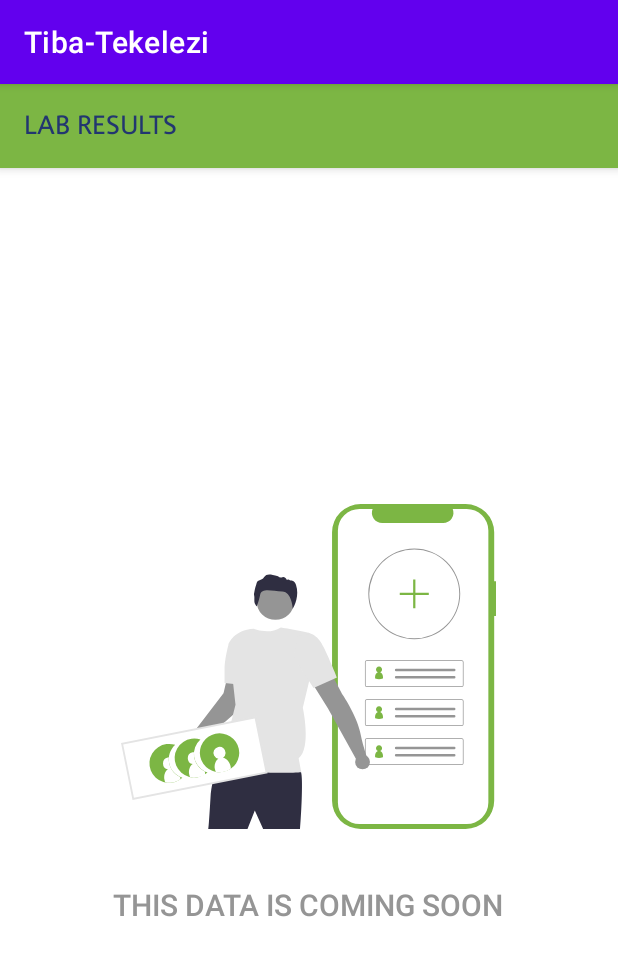
After one commit to Ashisoma/covid-app, an Android app: the LabActivity screen opened directly, with no data from a screen before it, on a phone screen of 412 x 824 dp. The commit adds this screen. Shown: the top 956 px of the screen. Run offline under Robolectric (Android 15) with nearby library versions, the phone set to English and light mode, and no system bars; our stand-ins replace Room's generated code; network calls fail; 5 statements that could not run were skipped.

Commit message:
added screens and one bug

```diff
--- a/app/src/main/AndroidManifest.xml
+++ b/app/src/main/AndroidManifest.xml
@@ -19,6 +19,12 @@
         android:supportsRtl="true"
         android:theme="@style/Theme.CovidApp"
         tools:replace="android:icon">
+        <activity
+            android:name=".activity.LabActivity"
+            android:exported="false" />
+        <activity
+            android:name=".activity.RadiologyResultsActivity"
+            android:exported="false" />
         <activity
             android:name=".activity.LinkageActivity"
             android:screenOrientation="portrait"
--- /dev/null
+++ b/app/src/main/java/org/chskenya/covidapp/activity/LabActivity.java
@@ -0,0 +1,70 @@
+package org.chskenya.covidapp.activity;
+
+import androidx.appcompat.app.AppCompatActivity;
+import androidx.appcompat.widget.Toolbar;
+
+import android.content.Intent;
+import android.content.SharedPreferences;
+import android.os.Bundle;
+import android.util.Log;
+
+import org.chskenya.covidapp.R;
+import org.chskenya.covidapp.model.Patient;
+import org.chskenya.covidapp.model.User;
+import org.chskenya.covidapp.offlineRoom.PatientDB;
+import org.chskenya.covidapp.util.SessionManager;
+
+import java.util.List;
+
+public class LabActivity extends AppCompatActivity {
+
+    private final String TAG = this.getClass().getSimpleName();
+    private Toolbar toolbar;
+    private User user;
+    private Patient inpatient;
+    private PatientDB patientDB;
+
+    SharedPreferences pref;
+    SharedPreferences.Editor editor;
+    @Override
+    protected void onCreate(Bundle savedInstanceState) {
+        super.onCreate(savedInstanceState);
+        setContentView(R.layout.activity_lab);
+        initViews();
+
+        user = SessionManager.INSTANCE.getUser();
+        if (user == null) {
+            editor.putString("token", "");
+            editor.commit();
+            SessionManager.INSTANCE.setUser(null);
+            startActivity(new Intent(LabActivity.this, LoginActivity.class));
+            finish();
+        }
+
+        List<Patient> savedPatients = patientDB.getPatientListDAO().getAllPatients();
+        Log.d(TAG, "onCreate: Patients: " + savedPatients);
+        for (int i = 0; i < savedPatients.size(); i++) {
+            Patient patient = savedPatients.get(i);
+            if (patient.getActive() == 1) {
+                inpatient = patient;
+                Log.d(TAG, "onCreate: inpatient" + inpatient);
+            }
+        }
+
+        toolbar.setTitle(inpatient.getFirstName() + " " + inpatient.getSecondName() + " " + inpatient.getSurname());
+        setSupportActionBar(toolbar);
+
+    }
+
+
+    private void initViews() {
+        patientDB = PatientDB.getInstance(LabActivity.this);
+        toolbar = findViewById(R.id.toolbar);
+    }
+
+    @Override
+    public boolean onSupportNavigateUp() {
+        onBackPressed();
+        return true;
+    }
+}
--- a/app/src/main/java/org/chskenya/covidapp/activity/PatientHomePageActivity.java
+++ b/app/src/main/java/org/chskenya/covidapp/activity/PatientHomePageActivity.java
@@ -26,7 +26,7 @@ public class PatientHomePageActivity extends AppCompatActivity {
 
     private RelativeLayout covidManagementBtn, triageBtn, screeningBtn, contactTracingBtn, labbtn,
             radiologyBtn, patientManagementBtn, linkageBtn;
-    private LinearLayout patientHistoryBtn;
+    private LinearLayout patientHistoryBtn, radiologyResultsBtn, labResultBtn;
     private TextView inpatientName, closePatientSession;
 
     private Patient inpatient;
@@ -91,6 +91,8 @@ public class PatientHomePageActivity extends AppCompatActivity {
 //        linkageBtn.setOnClickListener(v -> startActivity(new Intent(PatientHomePageActivity.this, LinkageActivity.class)));
 
         patientHistoryBtn.setOnClickListener(v -> startActivity(new Intent(PatientHomePageActivity.this, PatientHistoryActivity.class)));
+        radiologyResultsBtn.setOnClickListener(v -> startActivity(new Intent(PatientHomePageActivity.this, RadiologyResultsActivity.class)));
+        labResultBtn.setOnClickListener(v -> startActivity(new Intent(PatientHomePageActivity.this, RadiologyResultsActivity.class)));
 
     }
 
@@ -106,7 +108,9 @@ public class PatientHomePageActivity extends AppCompatActivity {
 //        linkageBtn = findViewById(R.id.linkageBtn);
         labbtn = findViewById(R.id.labbtn);
         radiologyBtn = findViewById(R.id.radiologyBtn);
+        radiologyResultsBtn = findViewById(R.id.radiologyResultsBtn);
         patientDB = PatientDB.getInstance(PatientHomePageActivity.this);
+        labResultBtn = findViewById(R.id.labResultBtn);
     }
 
 }
--- /dev/null
+++ b/app/src/main/res/layout/activity_lab.xml
@@ -0,0 +1,49 @@
+<?xml version="1.0" encoding="utf-8"?>
+ <LinearLayout xmlns:android="http://schemas.android.com/apk/res/android"
+    xmlns:app="http://schemas.android.com/apk/res-auto"
+    android:layout_width="match_parent"
+    android:layout_height="match_parent"
+    xmlns:tools="http://schemas.android.com/tools"
+    android:orientation="vertical"
+    app:layout_behavior="@string/appbar_scrolling_view_behavior"
+    tools:context=".activity.LabActivity">
+
+    <com.google.android.material.appbar.AppBarLayout
+        android:layout_width="match_parent"
+        android:layout_height="wrap_content"
+        android:theme="@style/AppTheme.AppBarOverlay"
+        android:background="@color/tbGreen">
+
+        <androidx.appcompat.widget.Toolbar
+            android:id="@+id/toolbar"
+            android:layout_width="match_parent"
+            android:layout_height="?attr/actionBarSize"
+            app:popupTheme="@style/AppTheme.PopupOverlay"
+            app:title="Lab Results"
+            app:titleTextColor="@color/colorPrimary"
+            app:titleTextAppearance="@style/Toolbar.TitleText" />
+
+    </com.google.android.material.appbar.AppBarLayout>
+
+    <LinearLayout
+        android:layout_width="match_parent"
+        android:layout_height="match_parent"
+        android:gravity="center"
+        android:orientation="vertical">
+
+        <ImageView
+            android:layout_width="250dp"
+            android:layout_height="250dp"
+            android:src="@drawable/ic_add_contacts"/>
+
+        <TextView
+            android:layout_width="wrap_content"
+            android:layout_height="wrap_content"
+            android:text="This data is coming soon"
+            android:textColor="@color/normal_grey"
+            android:layout_marginTop="20dp"
+            style="@style/TextAppearance.AppCompat.Title"
+            android:textAllCaps="true"/>
+    </LinearLayout>
+
+</LinearLayout>
--- a/app/src/main/res/layout/activity_patient_home_page.xml
+++ b/app/src/main/res/layout/activity_patient_home_page.xml
@@ -502,6 +502,7 @@
         </LinearLayout>
 
         <LinearLayout
+            android:id="@+id/labResultBtn"
             android:layout_width="0dp"
             android:layout_height="match_parent"
             android:layout_marginStart="5dp"
@@ -530,6 +531,7 @@
         </LinearLayout>
 
         <LinearLayout
+            android:id="@+id/radiologyResultsBtn"
             android:layout_width="0dp"
             android:layout_height="match_parent"
             android:layout_marginStart="5dp"
```
Also changed, not shown: app/src/main/java/org/chskenya/covidapp/activity/RadiologyResultsActivity.java (added, +70 -0 lines), app/src/main/res/layout/activity_radiology_results.xml (added, +49 -0 lines).
